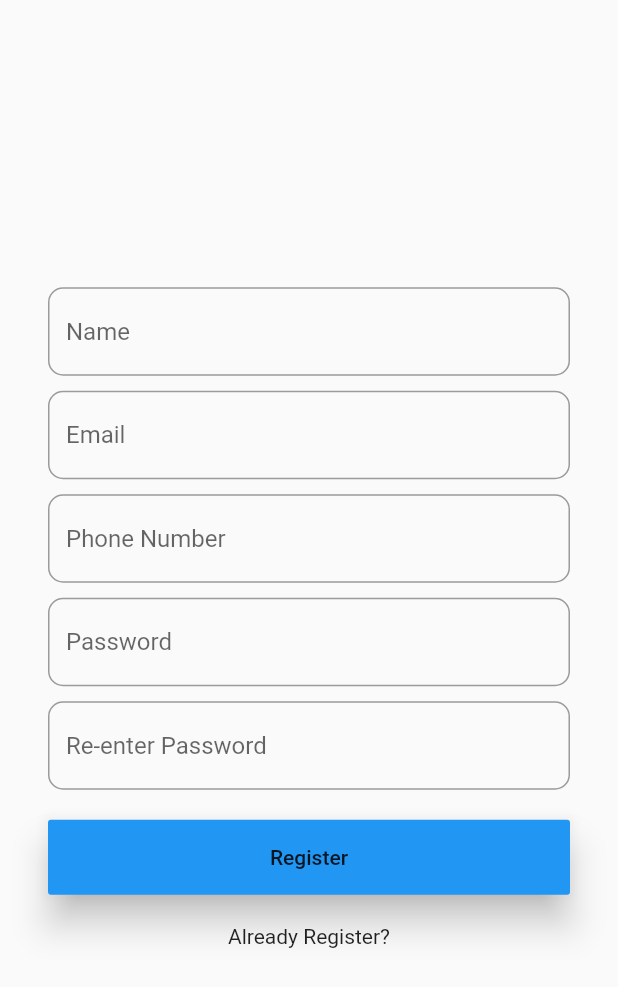
After one commit to PaanAR/MyMemberLink, a Flutter app: the screen it shows after launch, after a tap on "Create New Account?", on a phone screen of 412 x 824 dp. The commit adds this screen. Shown: the top 987 px of the screen. Run offline on Flutter 3.47's test engine with Material 2 defaults, Android fonts, the phone set to English and light mode, and no system bars; our stand-ins replace shared_preferences.

Commit message:
Login Page part 12 'settle backend'

```diff
--- a/lib/views/login_screen.dart
+++ b/lib/views/login_screen.dart
@@ -1,5 +1,6 @@
 import 'dart:convert'; // Import for JSON encoding and decoding
 import 'package:flutter/material.dart'; // Import Flutter material library for UI components
+import 'package:mymemberlink/views/register_screen.dart';
 import 'package:shared_preferences/shared_preferences.dart'; // Import for storing data locally
 import 'package:http/http.dart' as http; // Import for handling HTTP requests
 
@@ -132,7 +133,20 @@ class _LoginScreenState extends State<LoginScreen> {
               GestureDetector(
                 child: const Text(
                     "Forgot Password?"), // Text to indicate forgot password option
-              )
+              ),
+              const SizedBox(height: 20),
+              GestureDetector(
+                onTap: () {
+                  Navigator.push(
+                      context,
+                      MaterialPageRoute(
+                          builder: (context) => const RegisterScreen()));
+                },
+                child: const Text(
+                  "Create New Account?",
+                ),
+                // Text to indicate forgot password option
+              ),
             ],
           ),
         ),
@@ -157,15 +171,19 @@ class _LoginScreenState extends State<LoginScreen> {
     // Send HTTP POST request to login API
     http.post(Uri.parse("http://10.19.5.209/mymemberlink/api/login_user.php"),
         body: {"email": email, "password": password}).then((response) {
+      print("masuk");
+      print(response.statusCode);
+      print(response.body);
       if (response.statusCode == 200) {
-        // Check for successful response
-        var data = jsonDecode(response.body); // Parse response data
+        var data = jsonDecode(response.body);
         if (data['status'] == "success") {
+          // User user = User.fromJson(data['data']);
           ScaffoldMessenger.of(context).showSnackBar(const SnackBar(
             content: Text("Login Success"),
-            backgroundColor: Colors.green,
+            backgroundColor: Color.fromARGB(255, 12, 12, 12),
           ));
-          // Navigate to main page (commented out here)
+          //Navigator.push(context,
+          //  MaterialPageRoute(builder: (content) => const MainScreen()));
         } else {
           ScaffoldMessenger.of(context).showSnackBar(const SnackBar(
             content: Text("Login Failed"),
--- /dev/null
+++ b/lib/views/register_screen.dart
@@ -0,0 +1,243 @@
+import 'dart:convert';
+import 'package:flutter/material.dart';
+import 'package:mymemberlink/views/login_screen.dart';
+import 'package:shared_preferences/shared_preferences.dart'; // Import for storing data locally
+import 'package:http/http.dart' as http;
+import 'package:flutter/services.dart';
+
+class RegisterScreen extends StatefulWidget {
+  const RegisterScreen({super.key});
+
+  @override
+  State<RegisterScreen> createState() => _RegisterScreenState();
+}
+
+class _RegisterScreenState extends State<RegisterScreen> {
+  // Controller for the email input field
+  TextEditingController nameController = TextEditingController();
+  TextEditingController emailController = TextEditingController();
+  TextEditingController phoneNumController = TextEditingController();
+  // Controller for the password input field
+  TextEditingController passwordController = TextEditingController();
+  TextEditingController password2Controller = TextEditingController();
+
+  @override
+  Widget build(BuildContext context) {
+    return Scaffold(
+      // Center the content within the Scaffold
+      body: Center(
+        // Add padding around the content
+        child: Padding(
+          padding: const EdgeInsets.all(32.0),
+          // Create a column layout for the child widgets
+          child: Column(
+            mainAxisAlignment: MainAxisAlignment.center,
+            children: [
+              // Text field for email input
+              TextField(
+                controller: nameController, // Assign the email controller
+                keyboardType: TextInputType.text, // Set keyboard type for email
+                decoration: const InputDecoration(
+                  // Outline border with rounded corners
+                  border: OutlineInputBorder(
+                    borderRadius: BorderRadius.all(Radius.circular(10)),
+                  ),
+                  hintText: "Name", // Placeholder text for email
+                ),
+              ),
+              const SizedBox(height: 10),
+              TextField(
+                controller: emailController, // Assign the email controller
+                keyboardType:
+                    TextInputType.emailAddress, // Set keyboard type for email
+                decoration: const InputDecoration(
+                  // Outline border with rounded corners
+                  border: OutlineInputBorder(
+                    borderRadius: BorderRadius.all(Radius.circular(10)),
+                  ),
+                  hintText: "Email", // Placeholder text for email
+                ),
+              ),
+              const SizedBox(height: 10), // SizedBox widget to create spacing
+              // Text field for password input
+              TextField(
+                controller: phoneNumController, // Assign the email controller
+                keyboardType:
+                    TextInputType.phone, // Set keyboard type for email
+                decoration: const InputDecoration(
+                  // Outline border with rounded corners
+                  border: OutlineInputBorder(
+                    borderRadius: BorderRadius.all(Radius.circular(10)),
+                  ),
+                  hintText: "Phone Number", // Placeholder text for email
+                ),
+              ),
+              const SizedBox(height: 10),
+              TextField(
+                controller:
+                    passwordController, // Assign the password controller
+                decoration: const InputDecoration(
+                  // Outline border with rounded corners
+                  border: OutlineInputBorder(
+                    borderRadius: BorderRadius.all(Radius.circular(10)),
+                  ),
+                  hintText: "Password", // Placeholder text for password
+                ),
+                obscureText: true,
+                // Hide text input for password
+              ),
+
+              const SizedBox(height: 10),
+              TextField(
+                controller:
+                    password2Controller, // Assign the password controller
+                decoration: const InputDecoration(
+                  // Outline border with rounded corners
+                  border: OutlineInputBorder(
+                    borderRadius: BorderRadius.all(Radius.circular(10)),
+                  ),
+                  hintText:
+                      "Re-enter Password", // Placeholder text for password
+                ),
+                obscureText: true,
+              ),
+              const SizedBox(height: 20),
+
+              // Row widget to place "Remember me" text and checkbox horizontally
+
+              // Button to trigger the login function
+              MaterialButton(
+                elevation: 10, // Button elevation for shadow effect
+                onPressed:
+                    onRegisterDialog, // Login function called when pressed
+                minWidth: 400, // Set minimum width for button
+                height: 50, // Set height for button
+                color: Colors.blue, // Button color
+                child: const Text("Register"), // Button label text
+              ),
+              const SizedBox(height: 20),
+              GestureDetector(
+                onTap: () {
+                  Navigator.push(
+                      context,
+                      MaterialPageRoute(
+                          builder: (context) => const LoginScreen()));
+                },
+                child: const Text(
+                    "Already Register?"), // Text to indicate forgot password option
+              ),
+            ],
+          ),
+        ),
+      ),
+    );
+  }
+
+  String? validatePassword(String value) {
+    String pattern = r'^(?=.*?[A-Z])(?=.*?[a-z])(?=.*?[0-9]).{6,}$';
+    RegExp regex = RegExp(pattern);
+    if (value.isEmpty) {
+      return 'Please enter password';
+    } else {
+      if (!regex.hasMatch(value)) {
+        return 'Enter valid password';
+      } else {
+        return null;
+      }
+    }
+  }
+
+  void onRegisterDialog() {
+    // Retrieve the text from email and password controllers
+    String email = emailController.text;
+    String password = passwordController.text;
+
+    // Check if either email or password is empty
+    if (email.isEmpty || password.isEmpty) {
+      // Show a SnackBar message if email or password is missing
+      ScaffoldMessenger.of(context).showSnackBar(
+        const SnackBar(content: Text("Please enter email and password")),
+      );
+      return; // Exit the function if fields are empty
+    }
+    showDialog(
+      context: context,
+      builder: (BuildContext context) {
+        return AlertDialog(
+          shape: const RoundedRectangleBorder(
+              borderRadius: BorderRadius.all(Radius.circular(20.0))),
+          title: const Text(
+            "Register new account?",
+            style: TextStyle(),
+          ),
+          content: const Text("Are you sure?", style: TextStyle()),
+          actions: <Widget>[
+            TextButton(
+              child: const Text(
+                "Yes",
+                style: TextStyle(),
+              ),
+              onPressed: () {
+                userRegistration();
+                Navigator.of(context).pop();
+              },
+            ),
+            TextButton(
+              child: const Text(
+                "No",
+                style: TextStyle(),
+              ),
+              onPressed: () {
+                Navigator.of(context).pop();
+                // ScaffoldMessenger.of(context).showSnackBar(const SnackBar(
+                //   content: Text("Registration Canceled"),
+                //   backgroundColor: Colors.red,
+                // ));
+              },
+            ),
+          ],
+        );
+      },
+    );
+    // Send HTTP POST request to login API
+  }
+
+  void userRegistration() {
+    // Retrieve the text from email and password controllers
+    String email = emailController.text;
+    String password = passwordController.text;
+
+    // Check if either email or password is empty
+    if (email.isEmpty || password.isEmpty) {
+      // Show a SnackBar message if email or password is missing
+      ScaffoldMessenger.of(context).showSnackBar(
+        const SnackBar(content: Text("Please enter email and password")),
+      );
+      return; // Exit the function if fields are empty
+    }
+    // Send HTTP POST request to login API
+    http.post(Uri.parse("http://10.19.5.209/mymemberlink/api/login_user.php"),
+        body: {"email": email, "password": password}).then((response) {
+      print("masuk");
+      print(response.statusCode);
+      print(response.body);
+      if (response.statusCode == 200) {
+        var data = jsonDecode(response.body);
+        if (data['status'] == "success") {
+          // User user = User.fromJson(data['data']);
+          ScaffoldMessenger.of(context).showSnackBar(const SnackBar(
+            content: Text("Login Success"),
+            backgroundColor: Color.fromARGB(255, 12, 12, 12),
+          ));
+          //Navigator.push(context,
+          //  MaterialPageRoute(builder: (content) => const MainScreen()));
+        } else {
+          ScaffoldMessenger.of(context).showSnackBar(const SnackBar(
+            content: Text("Login Failed"),
+            backgroundColor: Colors.red,
+          ));
+        }
+      }
+    });
+  }
+}
```
